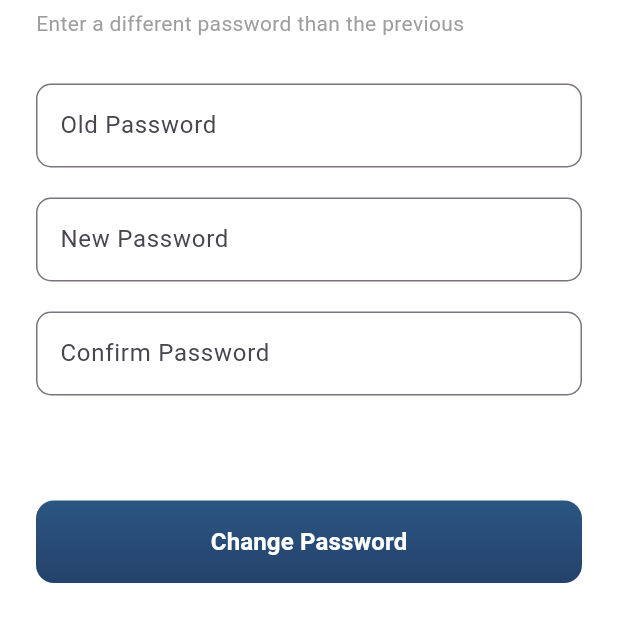
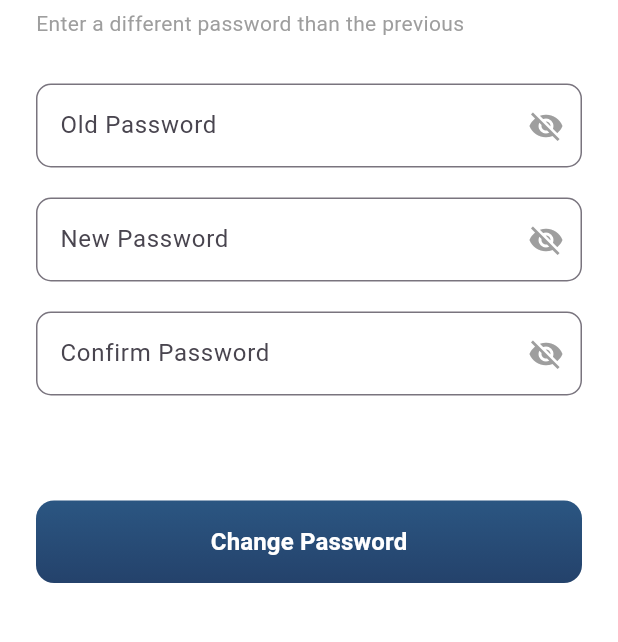
Before and after one commit to CHARLESJESU/cinefo_dubbing, a Flutter app: the ChangepasswordScreen screen opened directly, on a phone screen of 412 x 824 dp, the part 107-749 px from its top. Run offline on Flutter 3.47's test engine with Material 3 defaults, Android fonts, the phone set to English and light mode, and no system bars; our stand-ins replace connectivity_plus, geocoding, geolocator, image_picker, package_info_plus, pin_code_fields and 1 more; missing offline and left inert: encrypt, in_app_update, nfc_manager, nfc_manager_ndef; accounts and stored records are empty; network calls fail.

Commit message:
forget,change,set password and otp completed

```diff
--- a/lib/Attendance/dailogei.dart
+++ b/lib/Attendance/dailogei.dart
@@ -860,7 +860,7 @@ class IntimeSyncService {
             "IntimeSyncService: Deleting row id=${row['id']} after successful POST.",
           );
           try {
-            // Ensure db is open before attempting delete
+
             if (db == null || !db.isOpen) {
               print('IntimeSyncService: DB closed, reopening before delete');
               db = await openDatabase(path.join(dbPath, 'production_login.db'));
--- a/lib/Login/loginscreen.dart
+++ b/lib/Login/loginscreen.dart
@@ -84,7 +84,7 @@ class _LoginscreenState extends State<Loginscreen> {
         mobileNumber: loginmobilenumber.text,
         password: loginpassword.text,
         vpid: baseurlresult?['vpid']?.toString() ?? '',
-        vptemplateId: baseurlresult?['vptemplateID']?.toString() ?? '',
+        vptemplateId: baseurlresult?['vptemplteID']?.toString() ?? '',
         baseUrl: dancebaseurl,
       );
 
--- a/lib/Login/password/changepasswordscreen.dart
+++ b/lib/Login/password/changepasswordscreen.dart
@@ -1,6 +1,7 @@
 import 'package:cinefo_dubbing/ApiCalls/apicall.dart';
 import 'package:cinefo_dubbing/Login/loginscreen.dart';
 import 'package:cinefo_dubbing/Login/password/passwordapi.dart';
+import 'package:cinefo_dubbing/Route/RouteScreenfordubbingincharge.dart';
 import 'package:cinefo_dubbing/colorcode/colorcode.dart';
 import 'package:flutter/material.dart';
 import 'dart:convert';
@@ -20,6 +21,9 @@ class _ChangepasswordScreenState extends State<ChangepasswordScreen> {
   final TextEditingController oldPasswordController = TextEditingController();
   String? passwordError;
   bool isLoading = false;
+  bool _obscureOldPassword = true;
+  bool _obscureNewPassword = true;
+  bool _obscureConfirmPassword = true;
 
   bool validatePasswords() {
     setState(() {
@@ -85,11 +89,26 @@ class _ChangepasswordScreenState extends State<ChangepasswordScreen> {
               setState(() {
                 isLoading = false;
               });
-              Navigator.pushAndRemoveUntil(
-                context,
-                MaterialPageRoute(builder: (context) => Loginscreen()),
-                (route) => false,
+
+              // Show success message
+              ScaffoldMessenger.of(context).showSnackBar(
+                const SnackBar(
+                  content: Text('Password changed successfully!'),
+                  backgroundColor: Colors.green,
+                  duration: Duration(seconds: 2),
+                ),
               );
+
+              // Navigate after a short delay to show the success message
+              Future.delayed(const Duration(seconds: 1), () {
+                if (mounted) {
+                  Navigator.pushAndRemoveUntil(
+                    context,
+                    MaterialPageRoute(builder: (context) => RoutescreenforDubbingIncharge()),
+                    (route) => false,
+                  );
+                }
+              });
               return;
             }
           } else {
@@ -189,11 +208,24 @@ class _ChangepasswordScreenState extends State<ChangepasswordScreen> {
               /// Old Password TextField
               TextField(
                 controller: oldPasswordController,
-                obscureText: true,
+                obscureText: _obscureOldPassword,
                 decoration: InputDecoration(
                   labelText: "Old Password",
                   border: OutlineInputBorder(
                     borderRadius: BorderRadius.circular(10),
+                  ),
+                  suffixIcon: IconButton(
+                    icon: Icon(
+                      _obscureOldPassword
+                          ? Icons.visibility_off
+                          : Icons.visibility,
+                      color: Colors.grey,
+                    ),
+                    onPressed: () {
+                      setState(() {
+                        _obscureOldPassword = !_obscureOldPassword;
+                      });
+                    },
                   ),
                 ),
               ),
@@ -203,11 +235,24 @@ class _ChangepasswordScreenState extends State<ChangepasswordScreen> {
               /// New Password TextField
               TextField(
                 controller: newPasswordController,
-                obscureText: true,
+                obscureText: _obscureNewPassword,
                 decoration: InputDecoration(
                   labelText: "New Password",
                   border: OutlineInputBorder(
                     borderRadius: BorderRadius.circular(10),
+                  ),
+                  suffixIcon: IconButton(
+                    icon: Icon(
+                      _obscureNewPassword
+                          ? Icons.visibility_off
+                          : Icons.visibility,
+                      color: Colors.grey,
+                    ),
+                    onPressed: () {
+                      setState(() {
+                        _obscureNewPassword = !_obscureNewPassword;
+                      });
+                    },
                   ),
                 ),
               ),
@@ -217,11 +262,24 @@ class _ChangepasswordScreenState extends State<ChangepasswordScreen> {
               /// Confirm Password TextField
               TextField(
                 controller: confirmPasswordController,
-                obscureText: true,
+                obscureText: _obscureConfirmPassword,
                 decoration: InputDecoration(
                   labelText: "Confirm Password",
                   border: OutlineInputBorder(
                     borderRadius: BorderRadius.circular(10),
+                  ),
+                  suffixIcon: IconButton(
+                    icon: Icon(
+                      _obscureConfirmPassword
+                          ? Icons.visibility_off
+                          : Icons.visibility,
+                      color: Colors.grey,
+                    ),
+                    onPressed: () {
+                      setState(() {
+                        _obscureConfirmPassword = !_obscureConfirmPassword;
+                      });
+                    },
                   ),
                 ),
               ),
--- a/lib/Route/RouteScreenfordubbingincharge.dart
+++ b/lib/Route/RouteScreenfordubbingincharge.dart
@@ -9,7 +9,7 @@ class RoutescreenforDubbingIncharge extends StatefulWidget {
   const RoutescreenforDubbingIncharge({
     super.key,
     this.initialIndex = 0,
-    required Map<String, dynamic> callsheet,
+
   }); // Default to Home tab
 
   @override
```
Also changed, not shown: lib/ApiCalls/apicall.dart (+24 -26 lines), lib/Login/logindataapiservice.dart (+20 -10 lines), lib/Login/password/passwordapi.dart (+5 -7 lines), lib/Login/password/setpasswordscreen.dart (+30 -2 lines), lib/variables.dart (+4 -4 lines).
